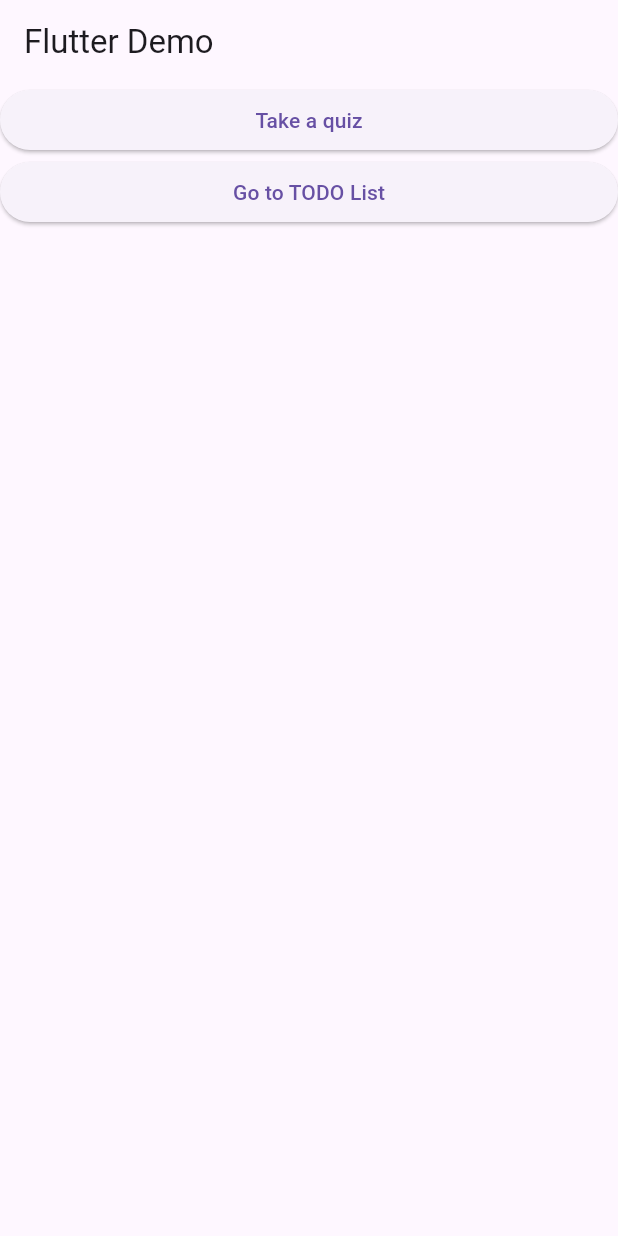
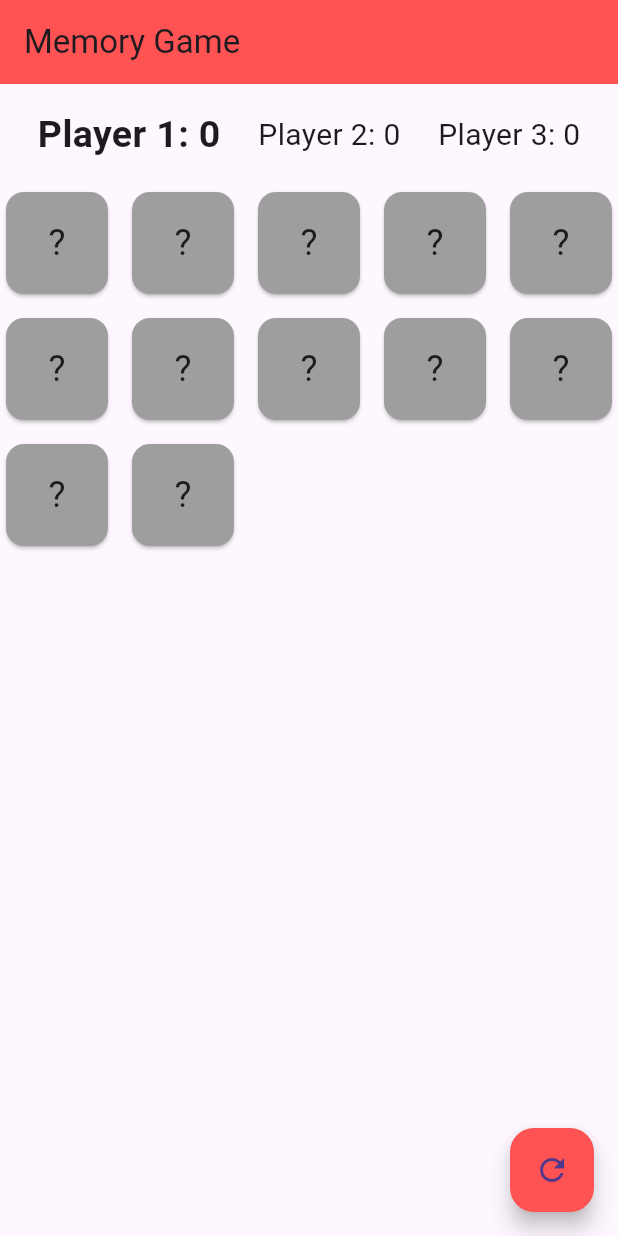
Before and after one commit to quangvtvp/flutter-app-01, a Flutter app: the screen it shows after launch, on a phone screen of 412 x 824 dp. Run offline on Flutter 3.47's test engine with Material 3 defaults, Android fonts, the phone set to English and light mode, and no system bars; our stand-ins replace audioplayers.

Commit message:
memery game

```diff
--- /dev/null
+++ b/lib/exercise/game/memory_v1.dart
@@ -0,0 +1,162 @@
+import 'package:audioplayers/audioplayers.dart';
+import 'package:flutter/material.dart';
+
+class MyMomeryGame extends StatefulWidget {
+  const MyMomeryGame({super.key});
+
+  @override
+  State<MyMomeryGame> createState() => _MyWidgetState();
+}
+
+class _MyWidgetState extends State<MyMomeryGame> {
+  final List<String> _characters = [
+    'A',
+    'A',
+    'B',
+    'B',
+    'C',
+    'C',
+    'D',
+    'D',
+    'E',
+    'E',
+    'F',
+    'F',
+  ];
+  late List<bool> _isFlipped;
+  final List _activeCards = [];
+  bool _awaiting = false;
+  List<int> _score = [0, 0, 0];
+  int _currentPlayer = 0;
+  late AudioCache _audioCache;
+
+  @override
+  void initState() {
+    // TODO: implement initState
+    super.initState();
+    _audioCache = AudioCache(prefix: 'assets/sound/');
+    _gameReset();
+  }
+
+  void _onFlipcard(int index) {
+    if (_isFlipped[index] || _awaiting) {
+      return;
+    }
+
+    setState(() {
+      _isFlipped[index] = true;
+      _activeCards.add(index);
+
+      // if there are 2 active cards then compare them
+      if (_activeCards.length == 2) {
+        int index1 = _activeCards[0];
+        int index2 = _activeCards[1];
+        String char1 = _characters[index1];
+        String char2 = _characters[index2];
+        // check if the cards match
+        if (char1 == char2) {
+          // flip the cards
+          _isFlipped[index1] = true;
+          _isFlipped[index2] = true;
+          _score[_currentPlayer] += 1;
+          if (_isFlipped.every((flipped) => flipped)) {
+            _audioCache.play('win.wav');
+          } else {
+            _audioCache.play('tick.wav');
+          }
+        } else {
+          // flip the cards back
+          _awaiting = true;
+          _audioCache.play('incorrect.wav');
+          Future.delayed(const Duration(seconds: 1), () {
+            setState(() {
+              _isFlipped[index1] = false;
+              _isFlipped[index2] = false;
+              _activeCards.clear();
+              _awaiting = false;
+            });
+          });
+        }
+        _activeCards.clear();
+        _nextPlayer();
+      }
+    });
+  }
+
+  void _gameReset() {
+    _characters.shuffle();
+    _isFlipped = List<bool>.filled(_characters.length, false);
+    _activeCards.clear();
+    _score = [0, 0, 0];
+    _currentPlayer = 0;
+  }
+
+  @override
+  Widget build(BuildContext context) {
+    const textStyle = const TextStyle(fontSize: 20);
+    const boldTextStyle =
+        const TextStyle(fontSize: 25, fontWeight: FontWeight.bold);
+    return MaterialApp(
+      home: Scaffold(
+          appBar: AppBar(
+            title: const Text('Memory Game'),
+            backgroundColor: Colors.redAccent,
+          ),
+          floatingActionButton: FloatingActionButton(
+            onPressed: () {
+              setState(() {
+                _gameReset();
+              });
+            },
+            backgroundColor: Colors.redAccent,
+            child: const Icon(Icons.refresh),
+          ),
+          body: Column(children: [
+            Padding(
+              padding: const EdgeInsets.symmetric(vertical: 16.0),
+              child: Row(
+                mainAxisAlignment: MainAxisAlignment.spaceEvenly,
+                children: [
+                  Text("Player 1: ${_score[0]}",
+                      style: _currentPlayer == 0 ? boldTextStyle : textStyle),
+                  Text("Player 2: ${_score[1]}",
+                      style: _currentPlayer == 1 ? boldTextStyle : textStyle),
+                  Text("Player 3: ${_score[2]}",
+                      style: _currentPlayer == 2 ? boldTextStyle : textStyle),
+                ],
+              ),
+            ),
+            Expanded(
+              child: GridView.builder(
+                itemCount: _characters.length,
+                gridDelegate: const SliverGridDelegateWithFixedCrossAxisCount(
+                  crossAxisCount: 5,
+                  crossAxisSpacing: 8.0,
+                  mainAxisSpacing: 8.0,
+                ),
+                itemBuilder: (context, index) {
+                  return GestureDetector(
+                    onTap: () {
+                      _onFlipcard(index);
+                    },
+                    child: Card(
+                      color: _isFlipped[index] ? Colors.redAccent : Colors.grey,
+                      child: Center(
+                        child: Text(
+                          _isFlipped[index] ? _characters[index] : "?",
+                          style: const TextStyle(fontSize: 24),
+                        ),
+                      ),
+                    ),
+                  );
+                },
+              ),
+            ),
+          ])),
+    );
+  }
+
+  void _nextPlayer() {
+    _currentPlayer = (_currentPlayer + 1) % 3;
+  }
+}
--- a/pubspec.yaml
+++ b/pubspec.yaml
@@ -30,7 +30,7 @@ environment:
 dependencies:
   flutter:
     sdk: flutter
-
+  audioplayers: ^0.20.1
 
   # The following adds the Cupertino Icons font to your application.
   # Use with the CupertinoIcons class for iOS style icons.
@@ -63,6 +63,9 @@ flutter:
     - assets/data.json
     - assets/screen.json
     - assets/quiz.json
+    - assets/sound/tick.wav
+    - assets/sound/win.wav
+    - assets/sound/incorrect.wav
   #   - images/a_dot_burr.jpeg
   #   - images/a_dot_ham.jpeg
 
```
Also changed, not shown: lib/exercise/game/memory.dart (added, +190 -0 lines), lib/main.dart (+17 -1 lines), pubspec.lock, 4 other files.
